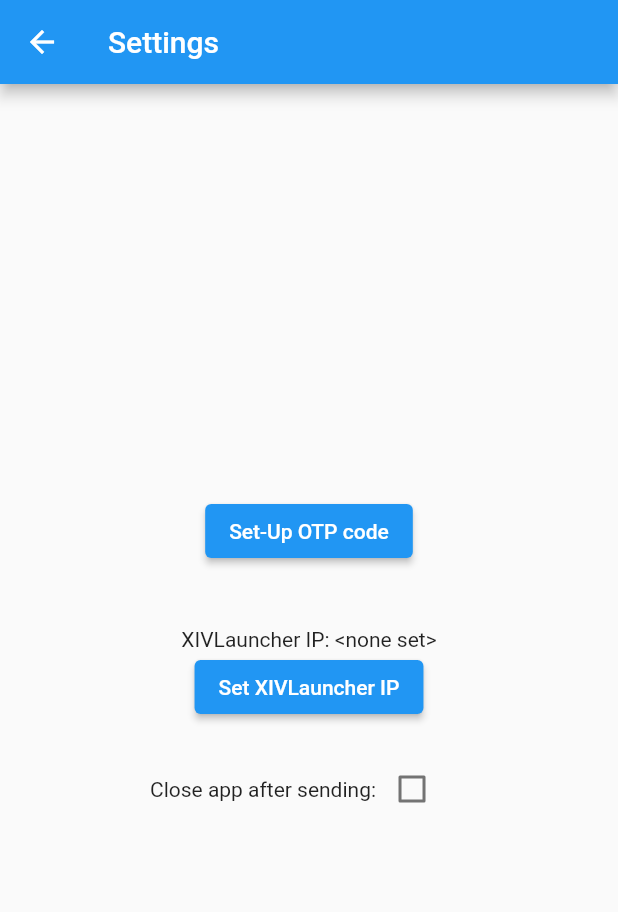
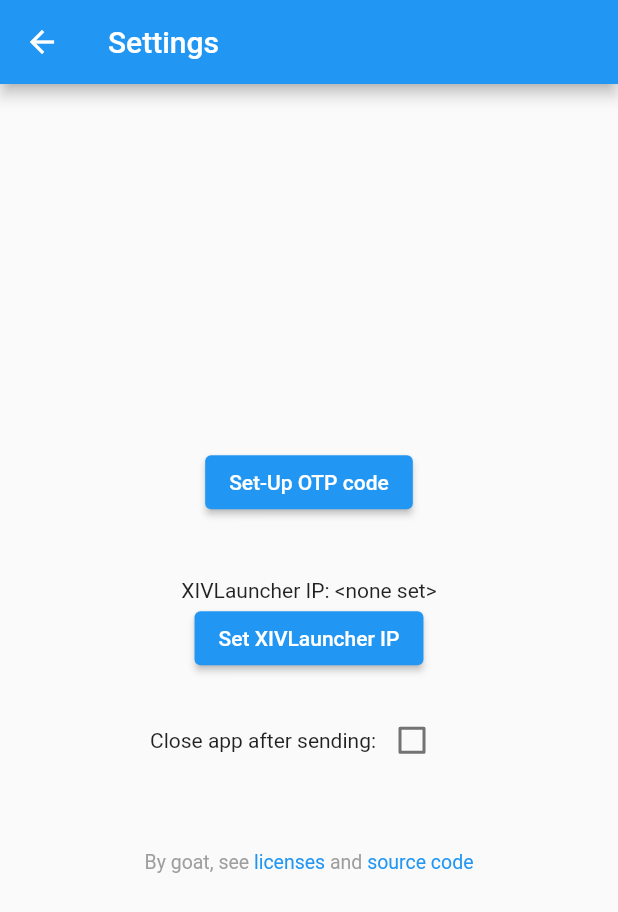
Before and after one commit to goaaats/xl-authenticator, a Flutter app: the screen it shows after launch, on a phone screen of 412 x 824 dp. Shown: the top 912 px of the screen. Run offline on Flutter 3.47's test engine with Material 2 defaults, Android fonts, the phone set to English and light mode, and no system bars; our stand-ins replace fluttertoast, shared_preferences; missing offline and left inert: otp, prompt_dialog, qr_code_scanner.

Commit message:
add licenses, repo link

```diff
--- a/lib/set.dart
+++ b/lib/set.dart
@@ -1,6 +1,8 @@
+import 'package:flutter/gestures.dart';
 import 'package:flutter/material.dart';
 import 'package:prompt_dialog/prompt_dialog.dart';
 import 'package:shared_preferences/shared_preferences.dart';
+import 'package:url_launcher/url_launcher.dart';
 
 import 'package:xl_otpsend/account.dart';
 import 'package:xl_otpsend/communication.dart';
@@ -16,6 +18,8 @@
 }
 
 class _SettingsPageState extends State<SettingsPage> {
+  static const String REPO_LINK = "https://github.com/goaaats/xl-authenticator";
+
   late bool isRestartChecked = false;
 
   @override
@@ -31,6 +35,9 @@
 
   @override
   Widget build(BuildContext context) {
+    TextStyle defaultStyle = TextStyle(color: Colors.grey, fontSize: 13.0);
+    TextStyle linkStyle = TextStyle(color: Colors.blue, fontSize: 13.0);
+
     return Scaffold(
       appBar: AppBar(
         title: Text("Settings"),
@@ -97,10 +104,49 @@
                           });
                         })
                   ],
-                ))
+                )),
+            Padding(
+                padding: EdgeInsets.only(top: 50, left: 10, right: 10),
+                child: RichText(
+                    text: TextSpan(
+                  style: defaultStyle,
+                  children: <TextSpan>[
+                    TextSpan(text: 'By goat, see '),
+                    TextSpan(
+                        text: 'licenses',
+                        style: linkStyle,
+                        recognizer: TapGestureRecognizer()
+                          ..onTap = () {
+                            showLicensePage(
+                                context: context,
+                                applicationName: "XL Authenticator",
+                                applicationLegalese:
+                                    "Automatic OTPs for XIVLauncher",
+                                applicationIcon: Padding(
+                                    padding:
+                                        EdgeInsets.only(left: 100, right: 100),
+                                    child: Image(
+                                        image: AssetImage('assets/logo.png'))));
+                          }),
+                    TextSpan(text: ' and '),
+                    TextSpan(
+                        text: 'source code',
+                        style: linkStyle,
+                        recognizer: TapGestureRecognizer()
+                          ..onTap = () async {
+                            await _openRepoLink();
+                          }),
+                  ],
+                ))),
           ],
         ),
       ),
+    );
+  }
+
+  Future<void> _openRepoLink() async {
+    await launch(
+      REPO_LINK,
     );
   }
 
--- a/pubspec.yaml
+++ b/pubspec.yaml
@@ -40,6 +40,8 @@
   http: ^0.13.3
 
   fluttertoast: ^8.0.6
+
+  url_launcher: ^6.0.3
 
 dev_dependencies:
   flutter_test:
```
Also changed, not shown: pubspec.lock, 1 other file.
